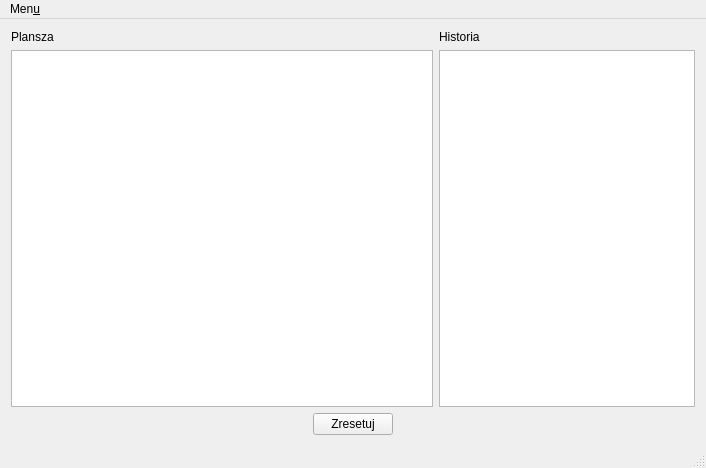
Before: the Qt Designer form mainwindow.ui in postep/pain_qt, drawn with Qt 5.
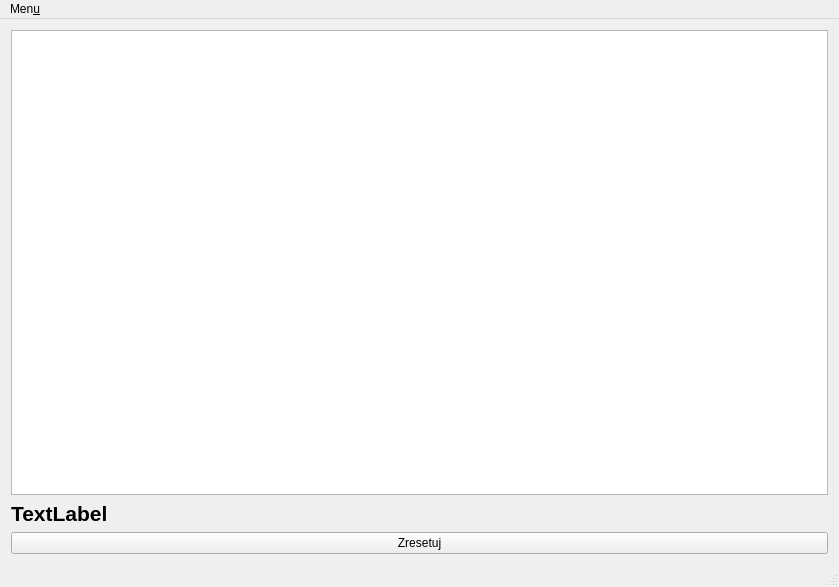
After: the same form once the commit is applied.

```diff
--- a/mainwindow.ui
+++ b/mainwindow.ui
@@ -6,27 +6,16 @@
    <rect>
     <x>0</x>
     <y>0</y>
-    <width>706</width>
-    <height>468</height>
+    <width>839</width>
+    <height>587</height>
    </rect>
   </property>
   <property name="windowTitle">
    <string>Szachy</string>
   </property>
   <widget class="QWidget" name="centralWidget">
-   <layout class="QVBoxLayout" name="verticalLayout_3">
-    <item>
-     <layout class="QHBoxLayout" name="horizontalLayout_2">
-      <item>
-       <layout class="QVBoxLayout" name="verticalLayout">
-        <item>
-         <widget class="QLabel" name="label">
-          <property name="text">
-           <string>Plansza</string>
-          </property>
-         </widget>
-        </item>
-        <item>
+   <layout class="QGridLayout" name="gridLayout">
+    <item row="0" column="0">
          <widget class="QTableView" name="boardView">
           <property name="mouseTracking">
            <bool>true</bool>
@@ -45,67 +34,26 @@
           </property>
          </widget>
         </item>
-       </layout>
-      </item>
-      <item>
-       <layout class="QVBoxLayout" name="verticalLayout_2">
-        <item>
-         <widget class="QLabel" name="label_2">
-          <property name="text">
-           <string>Historia</string>
-          </property>
-         </widget>
-        </item>
-        <item>
-         <widget class="QTableView" name="historyView">
-          <property name="sizePolicy">
-           <sizepolicy hsizetype="Maximum" vsizetype="Expanding">
-            <horstretch>0</horstretch>
-            <verstretch>0</verstretch>
-           </sizepolicy>
-          </property>
-         </widget>
-        </item>
-       </layout>
-      </item>
-     </layout>
-    </item>
-    <item>
-     <layout class="QHBoxLayout" name="horizontalLayout">
-      <item>
-       <spacer name="horizontalSpacer">
-        <property name="orientation">
-         <enum>Qt::Horizontal</enum>
-        </property>
-        <property name="sizeHint" stdset="0">
-         <size>
-          <width>40</width>
-          <height>20</height>
-         </size>
-        </property>
-       </spacer>
-      </item>
-      <item>
+    <item row="2" column="0">
        <widget class="QPushButton" name="pushButton">
         <property name="text">
          <string>Zresetuj</string>
         </property>
        </widget>
       </item>
-      <item>
-       <spacer name="horizontalSpacer_2">
-        <property name="orientation">
-         <enum>Qt::Horizontal</enum>
-        </property>
-        <property name="sizeHint" stdset="0">
-         <size>
-          <width>40</width>
-          <height>20</height>
-         </size>
-        </property>
-       </spacer>
-      </item>
-     </layout>
+    <item row="1" column="0">
+     <widget class="QLabel" name="label">
+      <property name="font">
+       <font>
+        <pointsize>16</pointsize>
+        <weight>75</weight>
+        <bold>true</bold>
+       </font>
+      </property>
+      <property name="text">
+       <string>TextLabel</string>
+      </property>
+     </widget>
     </item>
    </layout>
   </widget>
@@ -114,8 +62,8 @@
     <rect>
      <x>0</x>
      <y>0</y>
-     <width>706</width>
-     <height>30</height>
+     <width>839</width>
+     <height>21</height>
     </rect>
    </property>
    <widget class="QMenu" name="menuMenu">
```
Left out of the diff: 6 changed lines with no effect on the pictures. Lines whose indentation alone changed are shown as unchanged.
